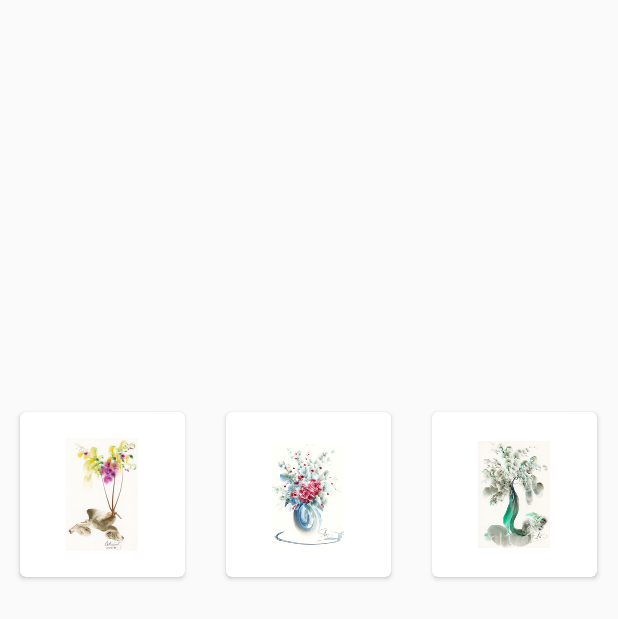
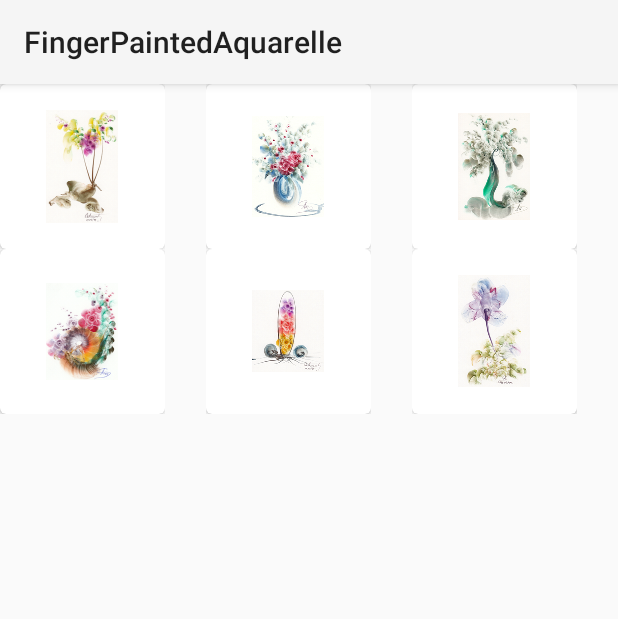
Before and after one commit to milenaasic/FingerPaintedAquarelle, an Android app: the screen it shows after launch (MainActivity), on a phone screen of 412 x 824 dp. Shown: the top 619 px of the screen. Run offline under Robolectric (Android 15) with nearby library versions, the phone set to English and light mode, and no system bars.

Commit message:
sve radi u main activity, treba da se samo doda recyclerview decoration

```diff
--- a/app/src/main/java/com/finger_painting/fingerpaintedaquarelle/AutoFitRecyclerView.java
+++ b/app/src/main/java/com/finger_painting/fingerpaintedaquarelle/AutoFitRecyclerView.java
@@ -45,19 +45,12 @@ public class AutoFitRecyclerView extends RecyclerView {
         Log.d (DEBUG_TAG,((Integer)measuredHeight).toString());
         float myDensity=getContext().getResources().getDisplayMetrics().density;
         Utilities.setThisScreenResolution(myDensity);
-        //int colums=columnNumber(measuredWidth,myDensity);
         float columns=measuredWidth/myDensity/120;
         int colNum=Math.round(columns);
         manager.setSpanCount(colNum);
         Log.d (DEBUG_TAG,((Integer)colNum).toString());
     }
 
-    /* izračunava broj kolona
-    private int columnNumber(float width, float density){
-        float columns=width/density/120;
-        Log.d(DEBUG_TAG,((Float)columns).toString());
-        int colNum=Math.round(columns);
-        return (int)colNum;
-    }*/
+
 
 }
--- a/app/src/main/res/layout/activity_main.xml
+++ b/app/src/main/res/layout/activity_main.xml
@@ -4,13 +4,13 @@
     xmlns:tools="http://schemas.android.com/tools"
     android:layout_width="match_parent"
     android:layout_height="match_parent"
+    android:orientation="vertical"
     tools:context="com.finger_painting.fingerpaintedaquarelle.MainActivity">
 
     <android.support.v7.widget.Toolbar
         android:id="@+id/my_Toolbar"
         android:layout_width="match_parent"
         android:layout_height="?attr/actionBarSize"
-        android:layout_weight="1"
         android:background="?attr/colorPrimary"
         android:theme="?attr/actionBarTheme"
         android:elevation="4dp"
@@ -19,7 +19,7 @@
     <fragment android:name="com.finger_painting.fingerpaintedaquarelle.ThumbnailsFragment"
         android:id="@+id/my_ThumbnailsFragment"
         android:layout_width="match_parent"
-        android:layout_height="wrap_content"/>
+        android:layout_height="match_parent"/>
 
 
 </LinearLayout>
--- a/app/src/main/res/layout/fragment_thumbnails.xml
+++ b/app/src/main/res/layout/fragment_thumbnails.xml
@@ -2,6 +2,7 @@
     xmlns:tools="http://schemas.android.com/tools"
     android:layout_width="match_parent"
     android:layout_height="match_parent"
+    android:orientation="vertical"
     tools:context="com.finger_painting.fingerpaintedaquarelle.ThumbnailsFragment">
 
 
@@ -9,7 +10,7 @@
         android:id="@+id/my_AutoFitRecyclerView"
         android:scrollbars="vertical"
         android:layout_width="match_parent"
-        android:layout_height="wrap_content">
+        android:layout_height="match_parent">
     </com.finger_painting.fingerpaintedaquarelle.AutoFitRecyclerView>
 
 </LinearLayout>
--- a/app/src/main/res/layout/recyclerview_item.xml
+++ b/app/src/main/res/layout/recyclerview_item.xml
@@ -2,9 +2,8 @@
 <LinearLayout xmlns:android="http://schemas.android.com/apk/res/android"
     xmlns:app="http://schemas.android.com/apk/res-auto"
     android:id="@+id/item_linearlayout"
-    android:layout_width="match_parent"
-    android:layout_height="match_parent"
-    android:gravity="center"
+    android:layout_width="wrap_content"
+    android:layout_height="wrap_content"
     android:orientation="vertical">
 
 
@@ -22,6 +21,7 @@
             android:layout_height="wrap_content"
             android:layout_gravity="center"
             app:srcCompat="@drawable/slika0_thumb" />
+
     </android.support.v7.widget.CardView>
 
 
```
